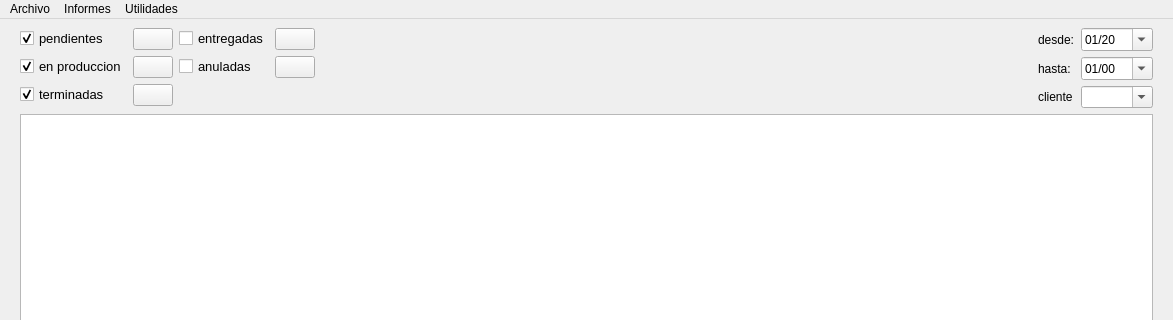
Qt form infomesasmain.ui (waltermas-gitter/infomesas-gui) before a commit; both pictures show x 0 to 1173 and y 0 to 320 of the 1173 by 799 pixel window.
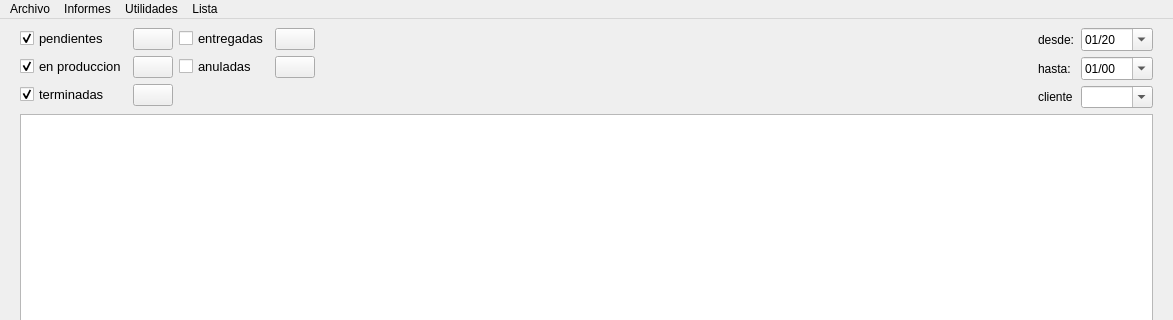
The same form after that commit. Icons and pictures are not drawn.

Diff of the .ui file:
```diff
--- a/infomesasmain.ui
+++ b/infomesasmain.ui
@@ -363,9 +363,17 @@
     </property>
     <addaction name="actionDuplicarPedido"/>
    </widget>
+   <widget class="QMenu" name="menuLista">
+    <property name="title">
+     <string>Lista</string>
+    </property>
+    <addaction name="actionListaPrecios"/>
+    <addaction name="actionAumentar"/>
+   </widget>
    <addaction name="menuArchivo"/>
    <addaction name="menuInformes"/>
    <addaction name="menuUtilidades"/>
+   <addaction name="menuLista"/>
   </widget>
   <widget class="QStatusBar" name="statusbar"/>
   <action name="actionSalir">
```
Left out of the diff: 10 changed lines with no effect on the pictures.
